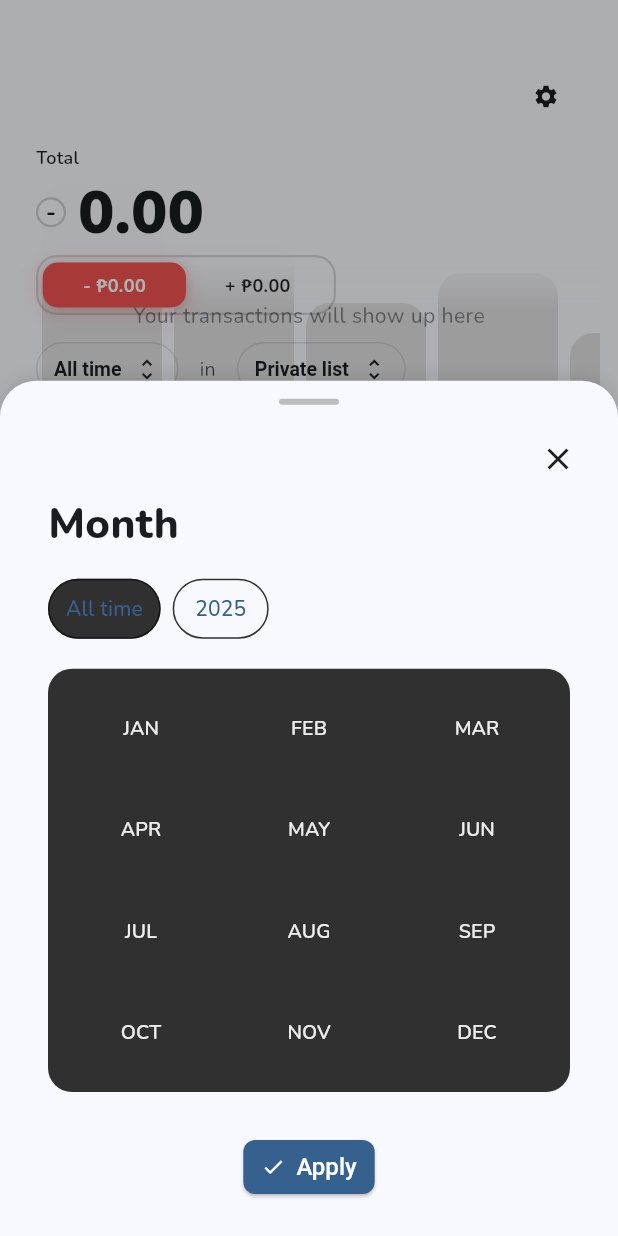
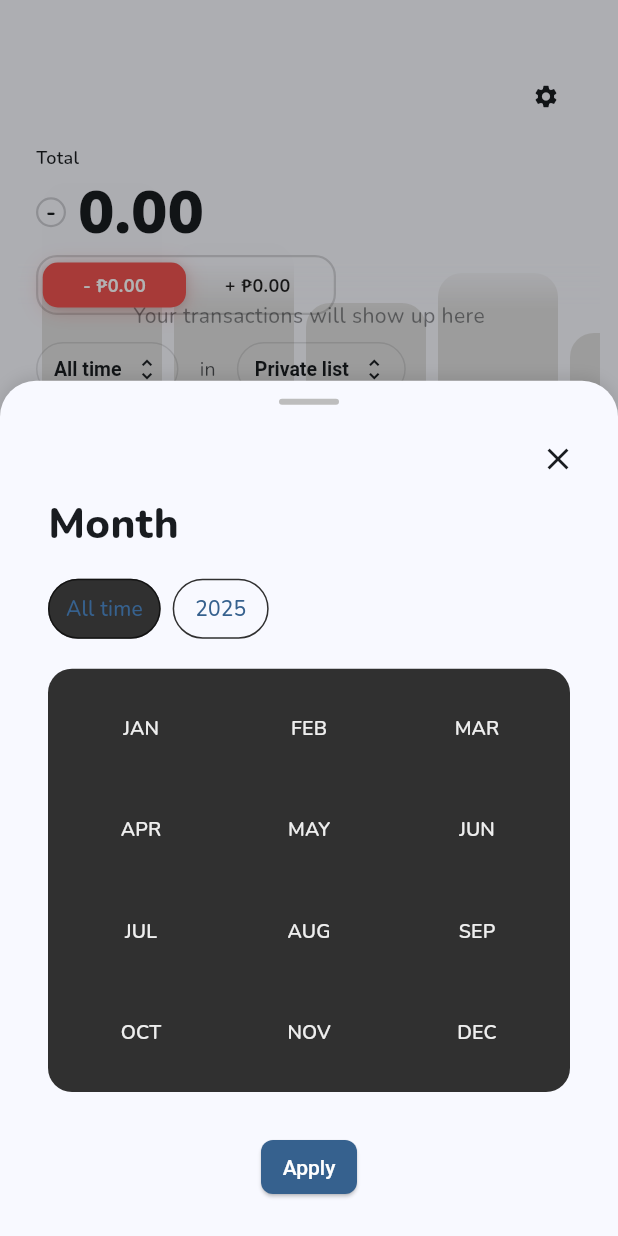
Before and after one commit to dayummson/nudge-beta-app, a Flutter app: the screen it shows after launch, after a tap on "All time", on a phone screen of 412 x 824 dp. Run offline on Flutter 3.47's test engine with Material 3 defaults, Android fonts, the phone set to English and light mode, and no system bars; our stand-ins replace cloud_firestore, drift, firebase_auth, firebase_core, flutter_riverpod, flutter_slidable and 4 more; accounts and stored records are empty; generated files the repository leaves out were written again.

Commit message:
ui improvements

```diff
--- a/lib/features/home/widgets/action_buttons_section.dart
+++ b/lib/features/home/widgets/action_buttons_section.dart
@@ -14,7 +14,7 @@ class ActionButtonsSection extends StatelessWidget {
   Widget build(BuildContext context) {
     final cs = Theme.of(context).colorScheme;
     final isDark = Theme.of(context).brightness == Brightness.dark;
-    final borderColor = isDark ? Colors.grey.shade700 : Colors.grey.shade400;
+    final borderColor = isDark ? Colors.grey.shade800 : Colors.grey.shade400;
 
     return AnimatedSwitcher(
       duration: const Duration(milliseconds: 250),
--- a/lib/features/home/widgets/category_selection_section.dart
+++ b/lib/features/home/widgets/category_selection_section.dart
@@ -18,7 +18,7 @@ class CategorySelectionSection extends StatelessWidget {
   Widget build(BuildContext context) {
     final cs = Theme.of(context).colorScheme;
     final isDark = Theme.of(context).brightness == Brightness.dark;
-    final borderColor = isDark ? Colors.grey.shade700 : Colors.grey.shade400;
+    final borderColor = isDark ? Colors.grey.shade800 : Colors.grey.shade600;
     final incomeColor = const Color(0xFF58CC02);
     final expenseColor = isDark
         ? const Color(0xFFFF6B6B)
--- a/lib/features/home/widgets/month_sheet.dart
+++ b/lib/features/home/widgets/month_sheet.dart
@@ -305,7 +305,7 @@ class _MonthSheetContentState extends State<_MonthSheetContent> {
             padding: const EdgeInsets.symmetric(horizontal: 16, vertical: 16),
             child: Align(
               alignment: Alignment.center,
-              child: ElevatedButton.icon(
+              child: ElevatedButton(
                 onPressed: () {
                   String displayText;
                   int? month;
@@ -328,8 +328,6 @@ class _MonthSheetContentState extends State<_MonthSheetContent> {
                   widget.onApply(displayText, month, year);
                   Navigator.pop(context);
                 },
-                icon: const Icon(Icons.check, size: 16),
-                label: const Text('Apply'),
                 style: ElevatedButton.styleFrom(
                   padding: const EdgeInsets.symmetric(
                     vertical: 8,
@@ -339,7 +337,7 @@ class _MonthSheetContentState extends State<_MonthSheetContent> {
                   foregroundColor: widget.cs.onPrimary,
                   textStyle: const TextStyle(
                     fontWeight: FontWeight.w500,
-                    fontSize: 16,
+                    fontSize: 14,
                   ),
                   shape: RoundedRectangleBorder(
                     borderRadius: BorderRadius.circular(8),
@@ -347,6 +345,7 @@ class _MonthSheetContentState extends State<_MonthSheetContent> {
                   minimumSize: const Size(64, 36),
                   tapTargetSize: MaterialTapTargetSize.shrinkWrap,
                 ),
+                child: const Text('Apply'),
               ),
             ),
           ),
```
